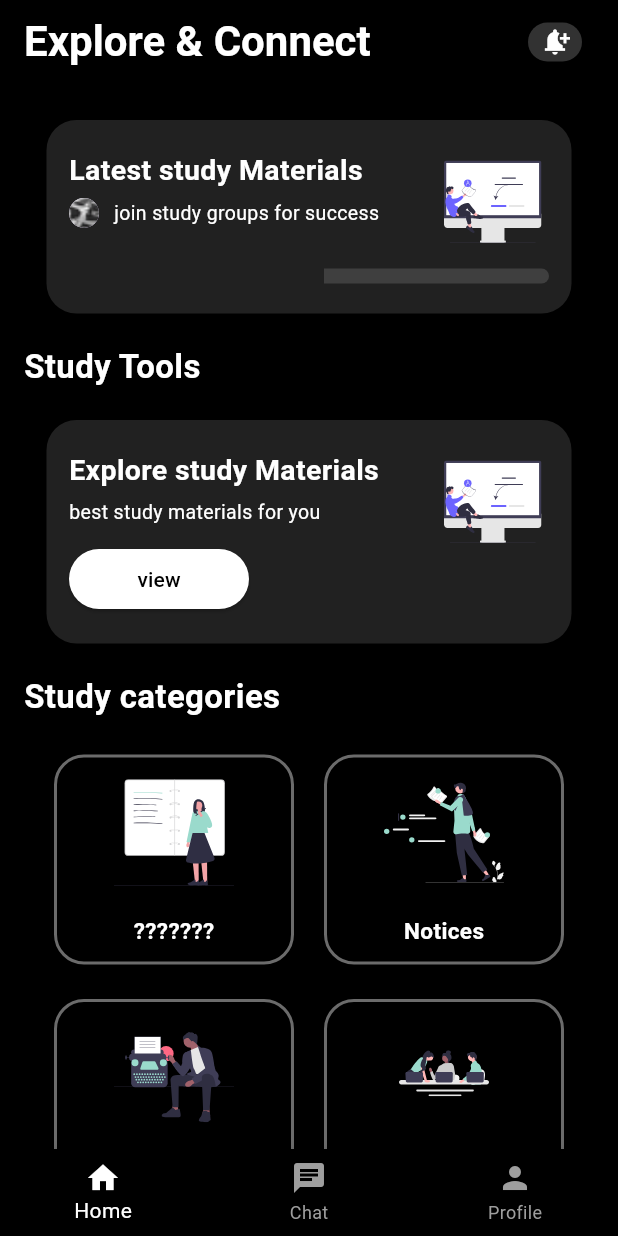
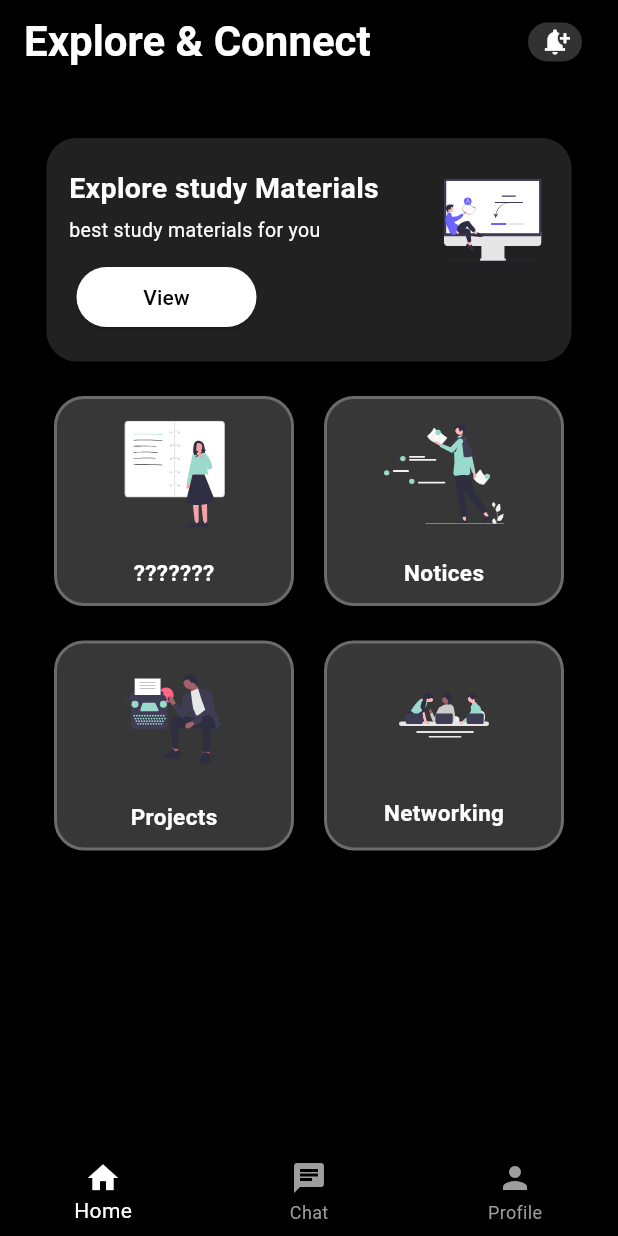
Before and after one commit to SajalSatsangi/Seekho_Buddy2, a Flutter app: the Home screen opened directly, on a phone screen of 412 x 824 dp. Run offline on Flutter 3.47's test engine with Material 3 defaults, Android fonts, the phone set to English and light mode, and no system bars; our stand-ins replace animated_splash_screen, cloud_firestore, firebase_auth, firebase_core, flutter_spinkit, flutter_svg and 1 more; missing offline and left inert: flutter_cached_pdfview; accounts and stored records are empty.

Commit message:
update verification page

```diff
--- a/lib/home.dart
+++ b/lib/home.dart
@@ -110,108 +110,6 @@ class _HomeState extends State<Home> {
                 child: Column(
                   crossAxisAlignment: CrossAxisAlignment.start,
                   children: [
-                    SizedBox(height: 8),
-                    Center(
-                      child: Container(
-                        width: 350,
-                        height:
-                            129, // Increase the height to accommodate the bar
-                        decoration: BoxDecoration(
-                          color: Color(0xFF212121),
-                          borderRadius: BorderRadius.circular(
-                              20), // Adjust the value to change the roundness
-                        ),
-                        child: Stack(
-                          children: [
-                            Column(
-                              crossAxisAlignment: CrossAxisAlignment.start,
-                              children: [
-                                Padding(
-                                  padding: const EdgeInsets.only(
-                                      left: 15.0, top: 20),
-                                  child: Text(
-                                    'Latest study Materials',
-                                    style: TextStyle(
-                                      color: Colors.white,
-                                      fontSize: 19,
-                                      fontWeight: FontWeight.bold,
-                                    ),
-                                  ),
-                                ),
-                                SizedBox(height: 5),
-                                Row(
-                                  children: [
-                                    Padding(
-                                      padding: const EdgeInsets.only(
-                                          left: 15.0, right: 10.0),
-                                      child: CircleAvatar(
-                                        backgroundImage:
-                                            AssetImage('assets/Image.png'),
-                                        radius: 10,
-                                      ),
-                                    ),
-                                    Text(
-                                      'join study groups for success',
-                                      style: TextStyle(
-                                        color: Colors.white,
-                                        fontSize: 13,
-                                      ),
-                                    ),
-                                  ],
-                                ),
-                                SizedBox(height: 10),
-                                Align(
-                                  child: Padding(
-                                    padding: const EdgeInsets.only(
-                                        bottom: 7.0, right: 130),
-                                    child: SizedBox(
-                                      width: 120, // Adjust button width here
-                                      height: 40, // Adjust button height here
-                                    ),
-                                  ),
-                                ),
-                              ],
-                            ),
-                            Positioned(
-                              top: 22,
-                              right: 20,
-                              child: SvgPicture.asset(
-                                'assets/undraw_online_test_re_kyfx.svg',
-                                height: 65,
-                                width: 65,
-                              ),
-                            ),
-                            Positioned(
-                              bottom: 20,
-                              left: 185,
-                              right: 15,
-                              child: Container(
-                                height:
-                                    10, // Adjust the height of the rectangular bar
-                                decoration: BoxDecoration(
-                                  color: Color.fromARGB(255, 63, 63,
-                                      63), // Set the color of the bar
-                                  borderRadius: BorderRadius.only(
-                                    topRight: Radius.circular(
-                                        10), // Adjust the radius value as needed
-                                    bottomRight: Radius.circular(
-                                        10), // Adjust the radius value as needed
-                                  ),
-                                ),
-                              ),
-                            )
-                          ],
-                        ),
-                      ),
-                    ),
-                    SizedBox(height: 20),
-                    Text(
-                      'Study Tools',
-                      style: TextStyle(
-                          fontSize: 22,
-                          fontWeight: FontWeight.bold,
-                          color: Colors.white),
-                    ),
                     SizedBox(height: 20),
                     Center(
                       child: Container(
@@ -260,7 +158,7 @@ class _HomeState extends State<Home> {
                                 SizedBox(height: 10),
                                 Padding(
                                   padding: const EdgeInsets.only(
-                                      left: 15.0, top: 5.0),
+                                      left: 20.0, top: 5.0),
                                   child: SizedBox(
                                     width: 120, // Adjust button width here
                                     height: 40, // Adjust button height here
@@ -281,7 +179,7 @@ class _HomeState extends State<Home> {
                                         ),
                                       ),
                                       child: Text(
-                                        'view',
+                                        'View',
                                         style: TextStyle(
                                           color: const Color.fromARGB(
                                               255, 0, 0, 0), // Text color
@@ -305,14 +203,6 @@ class _HomeState extends State<Home> {
                         ),
                       ),
                     ),
-                    SizedBox(height: 20),
-                    Text(
-                      'Study categories',
-                      style: TextStyle(
-                          fontSize: 22,
-                          fontWeight: FontWeight.bold,
-                          color: Colors.white),
-                    ),
                     SizedBox(height: 8), // Add some spacing
                     Padding(
                       padding: EdgeInsets.only(right: 15.0),
@@ -331,6 +221,7 @@ class _HomeState extends State<Home> {
                                     width: 160,
                                     height: 140,
                                     decoration: BoxDecoration(
+                                      color: Color.fromARGB(87, 162, 162, 162),
                                       borderRadius: BorderRadius.circular(20),
                                       border: Border.all(
                                         color: const Color.fromARGB(
@@ -376,6 +267,7 @@ class _HomeState extends State<Home> {
                                     width: 160,
                                     height: 140,
                                     decoration: BoxDecoration(
+                                      color: Color.fromARGB(87, 162, 162, 162),
                                       borderRadius: BorderRadius.circular(20),
                                       border: Border.all(
                                         color: const Color.fromARGB(
@@ -427,6 +319,7 @@ class _HomeState extends State<Home> {
                                     width: 160,
                                     height: 140,
                                     decoration: BoxDecoration(
+                                      color: Color.fromARGB(87, 162, 162, 162),
                                       borderRadius: BorderRadius.circular(20),
                                       border: Border.all(
                                         color: const Color.fromARGB(
@@ -472,6 +365,7 @@ class _HomeState extends State<Home> {
                                     width: 160,
                                     height: 140,
                                     decoration: BoxDecoration(
+                                      color: Color.fromARGB(87, 162, 162, 162),
                                       borderRadius: BorderRadius.circular(20),
                                       border: Border.all(
                                         color: const Color.fromARGB(
--- a/lib/student_verification.dart
+++ b/lib/student_verification.dart
@@ -134,8 +134,6 @@ class VerificationScreen extends StatelessWidget {
                               Column(
                                 crossAxisAlignment: CrossAxisAlignment.start,
                                 children: [
-                                  Row(
-                                    children: [
                                   Text(
                                     user['name'],
                                     style: TextStyle(
@@ -156,11 +154,9 @@ class VerificationScreen extends StatelessWidget {
                                       backgroundColor: Colors.black,
                                     ),
                                     child: Text(
-                                          "ID",
+                                      "View ID",
                                       style: TextStyle(color: Colors.white),
                                     ),
-                                      ),
-                                    ],
                                   ),
                                   SizedBox(height: 4),
                                   Text(
```
Lines whose indentation alone changed are shown as unchanged.
